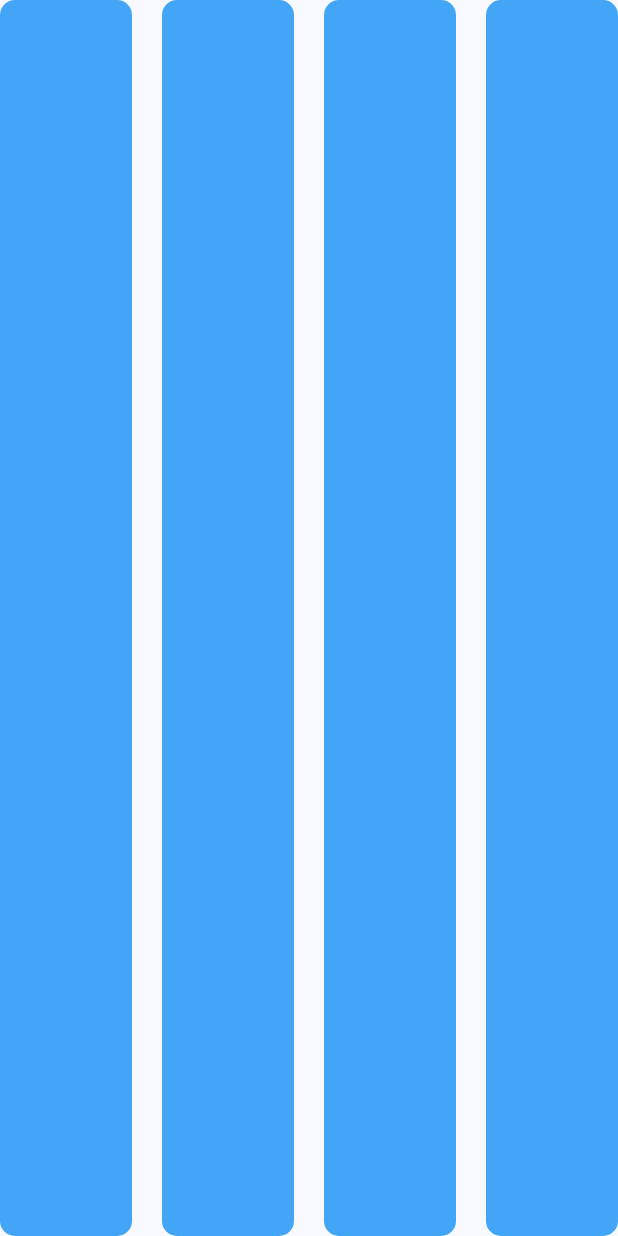
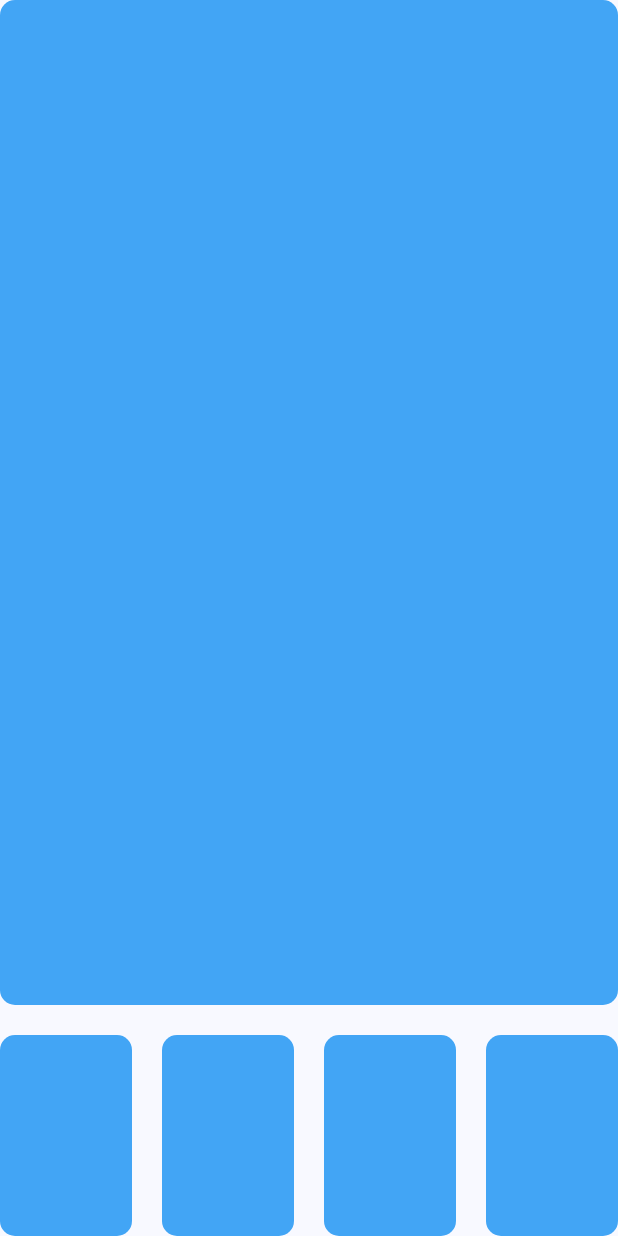
Before and after one commit to hhakimbek/layouthomework, a Flutter app: the screen it shows after launch, swiped to page 5, on a phone screen of 412 x 824 dp. Run offline on Flutter 3.47's test engine with Material 3 defaults, Android fonts, the phone set to English and light mode, and no system bars.

Commit message:
Task 1.2 complete

```diff
--- a/lib/main.dart
+++ b/lib/main.dart
@@ -1,5 +1,7 @@
 import 'package:flutter/material.dart';
-import 'package:myhomeapp/pages/task1/task1.dart';
+import 'package:myhomeapp/pages/task1/1/image1.dart';
+import 'package:myhomeapp/pages/task1/2/image2.dart';
+import 'package:myhomeapp/pages/task1/3/image3.dart';
 
 void main() {
   runApp(
@@ -18,7 +20,7 @@ class MyApp extends StatelessWidget {
       theme: ThemeData(
         colorScheme: ColorScheme.fromSeed(seedColor: Colors.blue),
       ),
-      home: const Task1(),
+      home: const Image3(),
     );
   }
 }
--- a/lib/pages/task1/task1.dart
+++ b/lib/pages/task1/1/image1.dart
@@ -1,17 +1,19 @@
 
 import 'package:flutter/material.dart';
-import 'package:myhomeapp/pages/task1/widgets/my_layout.dart';
-import 'package:myhomeapp/pages/task1/widgets/new_screen.dart';
+import 'package:myhomeapp/pages/task1/1/widgets/my_layout.dart';
+import 'package:myhomeapp/pages/task1/1/widgets/new_screen.dart';
 
 
-class Task1 extends StatefulWidget {
-  const Task1({super.key});
+
+
+class ImageOne extends StatefulWidget {
+  const ImageOne({super.key});
 
   @override
-  State<Task1> createState() => _Task1State();
+  State<ImageOne> createState() => _ImageOneState();
 }
 
-class _Task1State extends State<Task1> {
+class _ImageOneState extends State<ImageOne> {
   @override
   Widget build(BuildContext context) {
     return Scaffold(
--- /dev/null
+++ b/lib/pages/task1/3/image3.dart
@@ -0,0 +1,42 @@
+import 'package:flutter/material.dart';
+import 'package:myhomeapp/pages/task1/3/widgets/large_grid.dart';
+import 'package:myhomeapp/pages/task1/3/widgets/mosaic1.dart';
+import 'package:myhomeapp/pages/task1/3/widgets/mosaic2.dart';
+import 'package:myhomeapp/pages/task1/3/widgets/mosaic3.dart';
+import 'package:myhomeapp/pages/task1/3/widgets/mosaic4.dart';
+import 'package:myhomeapp/pages/task1/3/widgets/mosaic5.dart';
+import 'package:myhomeapp/pages/task1/3/widgets/mosaic6.dart';
+import 'package:myhomeapp/pages/task1/3/widgets/mosaic7.dart';
+import 'package:myhomeapp/pages/task1/3/widgets/mosaic8.dart';
+import 'package:myhomeapp/pages/task1/3/widgets/small_grid.dart';
+
+class Image3 extends StatefulWidget {
+  const Image3({super.key});
+
+  @override
+  State<Image3> createState() => _Image3State();
+}
+
+class _Image3State extends State<Image3> {
+  @override
+  Widget build(BuildContext context) {
+    return Scaffold(
+      body: SafeArea(
+        child: PageView(
+          children: [
+            LargeGrid(),
+            SmallGrid(),
+            Mosaic1(),
+            Mosaic2(),
+            Mosaic3(),
+            Mosaic4(),
+            Mosaic5(),
+            Mosaic6(),
+            Mosaic7(),
+            Mosaic8(),
+          ],
+        ),
+      ),
+    );
+  }
+}
--- /dev/null
+++ b/lib/pages/task1/3/widgets/mosaic3.dart
@@ -0,0 +1,26 @@
+import 'package:flutter/cupertino.dart';
+
+import '../../../../widgets/my_container.dart';
+
+class Mosaic3 extends StatelessWidget {
+  const Mosaic3({super.key});
+
+  @override
+  Widget build(BuildContext context) {
+    return Column(
+      spacing: 20,
+      children: [
+        Expanded(flex: 5,child: MyContainer()),
+        Expanded(child: Row(
+          spacing: 20,
+          children: [
+            Expanded(child: MyContainer()),
+            Expanded(child: MyContainer()),
+            Expanded(child: MyContainer()),
+            Expanded(child: MyContainer())
+          ],
+        )),
+      ],
+    );
+  }
+}
```
Also changed, not shown: lib/pages/task1/2/image2.dart (added, +39 -0 lines), lib/pages/task1/3/widgets/large_grid.dart (added, +36 -0 lines), lib/pages/task1/3/widgets/mosaic1.dart (added, +17 -0 lines), lib/pages/task1/3/widgets/mosaic2.dart (added, +24 -0 lines), lib/pages/task1/3/widgets/mosaic4.dart (added, +34 -0 lines), lib/pages/task1/3/widgets/mosaic5.dart (added, +42 -0 lines), lib/pages/task1/3/widgets/mosaic6.dart (added, +34 -0 lines), lib/pages/task1/3/widgets/mosaic7.dart (added, +49 -0 lines), lib/pages/task1/3/widgets/mosaic8.dart (added, +112 -0 lines), lib/pages/task1/3/widgets/small_grid.dart (added, +24 -0 lines), lib/pages/task1/1/widgets/my_layout.dart (renamed from lib/pages/task1/widgets/my_layout.dart), lib/pages/task1/1/widgets/new_screen.dart (renamed from lib/pages/task1/widgets/new_screen.dart).
